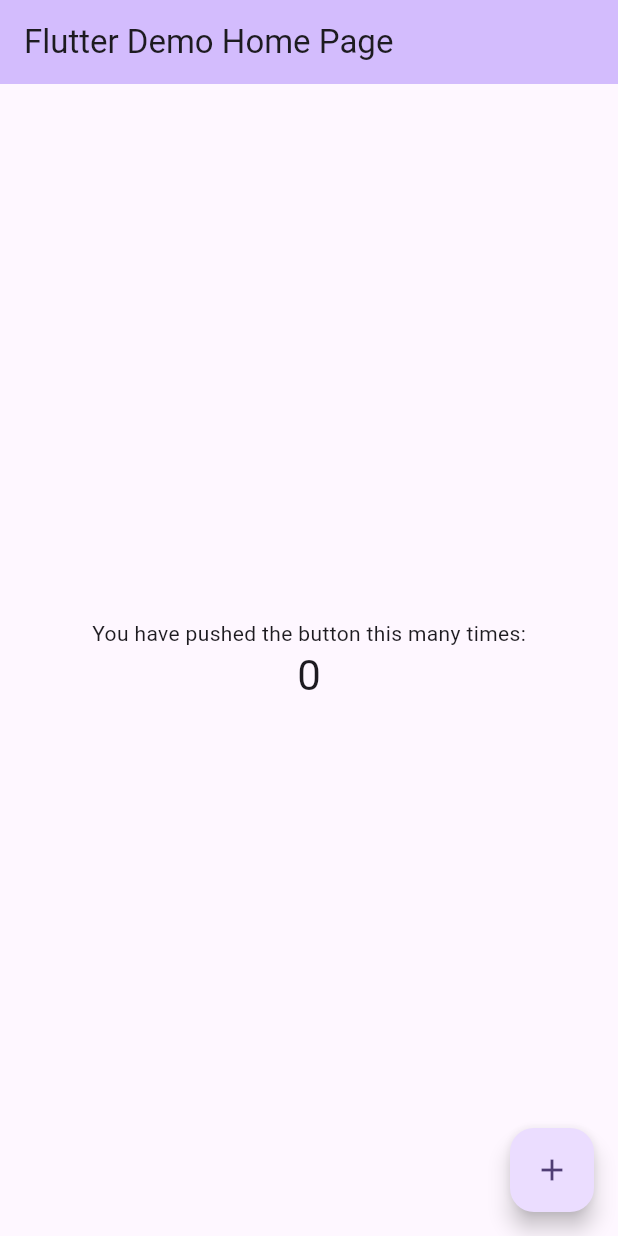
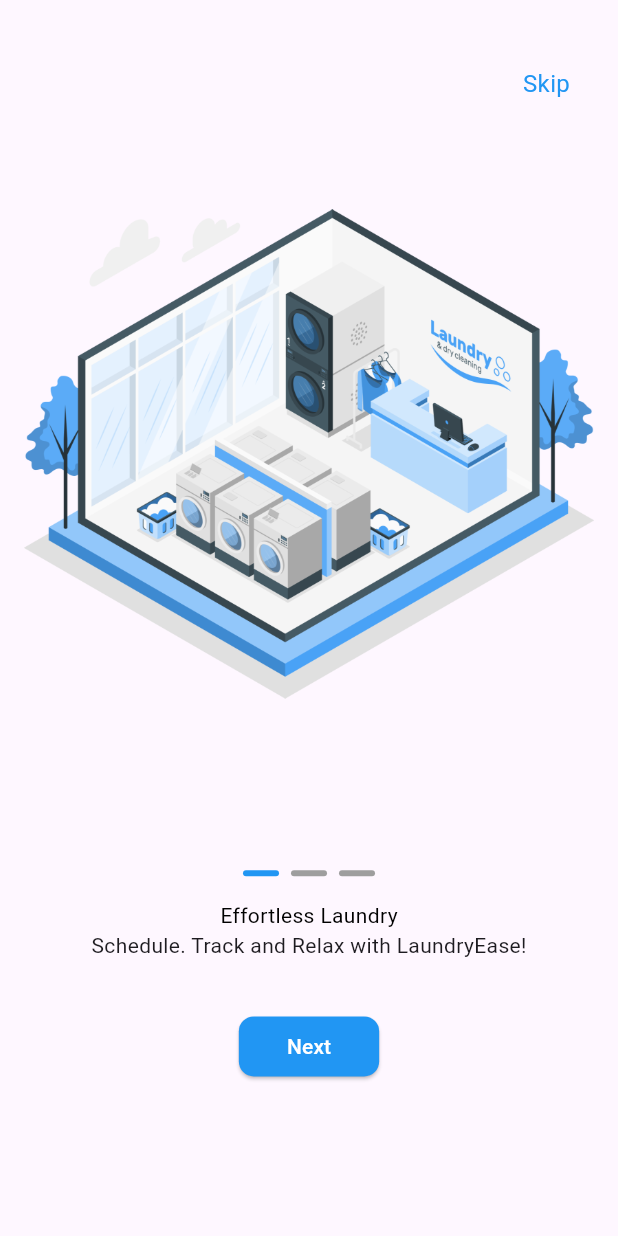
Before and after one commit to Atinuke-Manuels/LaundryEase, a Flutter app: the screen it shows after launch, on a phone screen of 412 x 824 dp. Run offline on Flutter 3.47's test engine with Material 3 defaults, Android fonts, the phone set to English and light mode, and no system bars; drawn by our look-alikes of smooth_page_indicator.

Commit message:
added onboarding screen

```diff
--- /dev/null
+++ b/lib/features/onboarddingFirstSet/onboarding.dart
@@ -0,0 +1,153 @@
+import 'package:flutter/cupertino.dart';
+import 'package:flutter/material.dart';
+import 'package:smooth_page_indicator/smooth_page_indicator.dart';
+
+import 'onboarding1.dart';
+import 'onboarding2.dart';
+import 'onboarding3.dart';
+
+class onboarding extends StatefulWidget {
+  const onboarding({super.key});
+
+  @override
+  State<onboarding> createState() => _onboardingState();
+}
+
+class _onboardingState extends State<onboarding> {
+
+  //controller ro keep track of which page we are on
+  PageController _controller = PageController();
+
+//keep track o the current page index
+  int _currentPage = 0;
+
+  @override
+  Widget build(BuildContext context) {
+    return Scaffold(
+        body: Stack(
+            children: [
+              PageView(
+                controller: _controller,
+                onPageChanged: (index) {
+                  setState(() {
+                    _currentPage = index;
+                  });
+                },
+                children: [
+                  onboarding1(),
+                  onboarding2(),
+                  onboarding3(),
+                ],
+              ),
+
+                //skip button
+
+              Positioned(
+                top: 44,
+                  right: 32,
+                  child: GestureDetector(
+                    onTap: (){},
+                    child: Text("Skip",
+                      style: TextStyle(fontSize: 16, color: Colors.blue,),
+                    ),
+                  ),
+              ),
+              //dot indicators
+              Container(
+                  alignment: Alignment(0,0.7),
+                  child: Column(
+                    mainAxisSize: MainAxisSize.min,
+                    children: [
+                      SmoothPageIndicator(
+                          controller: _controller,
+                          count: 3,
+                        effect: WormEffect(
+                          activeDotColor: Colors.blue,
+                          dotColor: Colors.grey,
+                          dotHeight: 4,
+                          dotWidth: 24,
+                          spacing: 8
+                        ),
+                      ),
+
+                      SizedBox(height:MediaQuery.of(context).size.height * 0.02),
+
+                      if (_currentPage == 0)
+                        Column(
+                          children: [
+                            Text("Effortless Laundry",
+                            style: TextStyle(color: Colors.black),
+                            ),
+                            Text("Schedule. Track and Relax with LaundryEase!"),
+                            SizedBox(height:MediaQuery.of(context).size.height * 0.04),
+                            ElevatedButton(
+                              onPressed: () {},
+                              child: Text("Next"),
+                              style: ElevatedButton.styleFrom(
+                                backgroundColor: Colors.blue,
+                                foregroundColor: Colors.white,
+                                shape: RoundedRectangleBorder(
+                                  borderRadius: BorderRadius.circular(10),
+                                ),
+                                padding: EdgeInsets.symmetric(horizontal: 32, vertical: 8),
+                              ),
+                            ),
+                          ],
+                        ),
+
+                      if (_currentPage == 1)
+                        Column(
+                          children: [
+                            Text("Convenient & Quality Care",
+                              style: TextStyle(color: Colors.black),
+                            ),
+                            Text("Professional clean laundry at your doorstep"),
+                            SizedBox(height:MediaQuery.of(context).size.height * 0.04),
+                            ElevatedButton(
+                              onPressed: () {},
+                              child: Text("Next"),
+                              style: ElevatedButton.styleFrom(
+                                backgroundColor: Colors.blue,
+                                foregroundColor: Colors.white,
+                                shape: RoundedRectangleBorder(
+                                  borderRadius: BorderRadius.circular(10),
+                                ),
+                                padding: EdgeInsets.symmetric(horizontal: 32, vertical: 8),
+                              ),
+                            ),
+                          ],
+                        ),
+
+                      if (_currentPage == 2)
+                        Column(
+                          children: [
+                            Text("Reliable laundry Professionals",
+                              style: TextStyle(color: Colors.black),
+                            ),
+                            Text("Connect with reliable laundry professionals near you"),
+                            SizedBox(height:MediaQuery.of(context).size.height * 0.04),
+                            ElevatedButton(
+                              onPressed: () {},
+                              child: Text("Next"),
+                              style: ElevatedButton.styleFrom(
+                                backgroundColor: Colors.blue,
+                                foregroundColor: Colors.white,
+                                shape: RoundedRectangleBorder(
+                                  borderRadius: BorderRadius.circular(10),
+                                ),
+                                padding: EdgeInsets.symmetric(horizontal: 32, vertical: 8),
+                              ),
+                            ),
+                          ],
+                        ),
+
+                    ],
+                  ),
+              ),
+
+            ],
+
+        )
+    );
+  }
+}
--- /dev/null
+++ b/lib/features/onboarddingFirstSet/onboarding1.dart
@@ -0,0 +1,47 @@
+import 'package:flutter/cupertino.dart';
+import 'package:flutter/material.dart';
+
+class onboarding1 extends StatefulWidget {
+  const onboarding1({super.key});
+
+  @override
+  State<onboarding1> createState() => _onboarding1State();
+}
+
+class _onboarding1State extends State<onboarding1> {
+
+  PageController _controller = PageController();
+  @override
+  Widget build(BuildContext context) {
+    return Scaffold(
+        body: SafeArea(
+          child: Container(
+            child: Padding(
+          padding: const EdgeInsets.all(16.0),
+              child: Column(
+                  //mainAxisAlignment: MainAxisAlignment.center,
+            children: [
+              // Padding(
+              //   padding: const EdgeInsets.only(top: 16.0),
+              //   child: Align(
+              //     alignment: Alignment.topRight,
+              //     child: GestureDetector(
+              //             onTap: () {},
+              //              child: Text("Skip",
+              //                   style: TextStyle(fontSize: 16, color: Colors.blue, ),
+              //              ),
+              //            ),
+              //   ),
+              // ),
+              SizedBox(height: MediaQuery.of(context).size.height * 0.15),
+              Image.asset("assets/images/screen1.png"),
+
+            ],
+
+                ),
+             )
+          ),
+        )
+    );
+  }
+}
--- /dev/null
+++ b/lib/features/onboarddingFirstSet/onboarding2.dart
@@ -0,0 +1,38 @@
+import 'package:flutter/cupertino.dart';
+import 'package:flutter/material.dart';
+
+class onboarding2 extends StatelessWidget {
+  const onboarding2({super.key});
+
+  @override
+  Widget build(BuildContext context) {
+    return Scaffold(
+        body: SafeArea(
+          child: Container(
+              child: Padding(
+                padding: const EdgeInsets.all(16.0),
+                child: Column(
+                  //mainAxisAlignment: MainAxisAlignment.center,
+                  children: [
+                    // Padding(
+                    //   padding: const EdgeInsets.only(top: 16.0),
+                    //   child: Align(
+                    //     alignment: Alignment.topRight,
+                    //     child: GestureDetector(
+                    //       onTap: () {},
+                    //       child: Text("Skip",
+                    //         style: TextStyle(fontSize: 16, color: Colors.blue, ),
+                    //       ),
+                    //     ),
+                    //   ),
+                    // ),
+                    SizedBox(height: MediaQuery.of(context).size.height * 0.01),
+                    Image.asset("assets/images/screen2.png"),
+                  ],
+                ),
+              )
+          ),
+        )
+    );
+  }
+}
--- /dev/null
+++ b/lib/features/onboarddingFirstSet/onboarding3.dart
@@ -0,0 +1,38 @@
+import 'package:flutter/cupertino.dart';
+import 'package:flutter/material.dart';
+
+class onboarding3 extends StatelessWidget {
+  const onboarding3({super.key});
+
+  @override
+  Widget build(BuildContext context) {
+    return Scaffold(
+        body: SafeArea(
+          child: Container(
+              child: Padding(
+                padding: const EdgeInsets.all(16.0),
+                child: Column(
+                  //mainAxisAlignment: MainAxisAlignment.center,
+                  children: [
+                    // Padding(
+                    //   padding: const EdgeInsets.only(top: 16.0),
+                    //   child: Align(
+                    //     alignment: Alignment.topRight,
+                    //     child: GestureDetector(
+                    //       onTap: () {},
+                    //       child: Text("Skip",
+                    //         style: TextStyle(fontSize: 16, color: Colors.blue, ),
+                    //       ),
+                    //     ),
+                    //   ),
+                    // ),
+                    SizedBox(height: MediaQuery.of(context).size.height * 0.15),
+                    Image.asset("assets/images/screen3.png"),
+                  ],
+                ),
+              )
+          ),
+        )
+    );
+  }
+}
--- a/lib/main.dart
+++ b/lib/main.dart
@@ -1,4 +1,7 @@
 import 'package:flutter/material.dart';
+
+import 'features/onboarddingFirstSet/onboarding.dart';
+import 'features/onboarddingFirstSet/onboarding1.dart';
 
 void main() {
   runApp(const MyApp());
@@ -12,114 +15,13 @@
   Widget build(BuildContext context) {
     return MaterialApp(
       title: 'Flutter Demo',
+      debugShowCheckedModeBanner: false,
       theme: ThemeData(
-        // This is the theme of your application.
-        //
-        // TRY THIS: Try running your application with "flutter run". You'll see
-        // the application has a purple toolbar. Then, without quitting the app,
-        // try changing the seedColor in the colorScheme below to Colors.green
-        // and then invoke "hot reload" (save your changes or press the "hot
-        // reload" button in a Flutter-supported IDE, or press "r" if you used
-        // the command line to start the app).
-        //
-        // Notice that the counter didn't reset back to zero; the application
-        // state is not lost during the reload. To reset the state, use hot
-        // restart instead.
-        //
-        // This works for code too, not just values: Most code changes can be
-        // tested with just a hot reload.
+        primaryColor: Colors.blue,
         colorScheme: ColorScheme.fromSeed(seedColor: Colors.deepPurple),
         useMaterial3: true,
       ),
-      home: const MyHomePage(title: 'Flutter Demo Home Page'),
+      home: const onboarding(),
     );
   }
 }
-
-class MyHomePage extends StatefulWidget {
-  const MyHomePage({super.key, required this.title});
-
-  // This widget is the home page of your application. It is stateful, meaning
-  // that it has a State object (defined below) that contains fields that affect
-  // how it looks.
-
-  // This class is the configuration for the state. It holds the values (in this
-  // case the title) provided by the parent (in this case the App widget) and
-  // used by the build method of the State. Fields in a Widget subclass are
-  // always marked "final".
-
-  final String title;
-
-  @override
-  State<MyHomePage> createState() => _MyHomePageState();
-}
-
-class _MyHomePageState extends State<MyHomePage> {
-  int _counter = 0;
-
-  void _incrementCounter() {
-    setState(() {
-      // This call to setState tells the Flutter framework that something has
-      // changed in this State, which causes it to rerun the build method below
-      // so that the display can reflect the updated values. If we changed
-      // _counter without calling setState(), then the build method would not be
-      // called again, and so nothing would appear to happen.
-      _counter++;
-    });
-  }
-
-  @override
-  Widget build(BuildContext context) {
-    // This method is rerun every time setState is called, for instance as done
-    // by the _incrementCounter method above.
-    //
-    // The Flutter framework has been optimized to make rerunning build methods
-    // fast, so that you can just rebuild anything that needs updating rather
-    // than having to individually change instances of widgets.
-    return Scaffold(
-      appBar: AppBar(
-        // TRY THIS: Try changing the color here to a specific color (to
-        // Colors.amber, perhaps?) and trigger a hot reload to see the AppBar
-        // change color while the other colors stay the same.
-        backgroundColor: Theme.of(context).colorScheme.inversePrimary,
-        // Here we take the value from the MyHomePage object that was created by
-        // the App.build method, and use it to set our appbar title.
-        title: Text(widget.title),
-      ),
-      body: Center(
-        // Center is a layout widget. It takes a single child and positions it
-        // in the middle of the parent.
-        child: Column(
-          // Column is also a layout widget. It takes a list of children and
-          // arranges them vertically. By default, it sizes itself to fit its
-          // children horizontally, and tries to be as tall as its parent.
-          //
-          // Column has various properties to control how it sizes itself and
-          // how it positions its children. Here we use mainAxisAlignment to
-          // center the children vertically; the main axis here is the vertical
-          // axis because Columns are vertical (the cross axis would be
-          // horizontal).
-          //
-          // TRY THIS: Invoke "debug painting" (choose the "Toggle Debug Paint"
-          // action in the IDE, or press "p" in the console), to see the
-          // wireframe for each widget.
-          mainAxisAlignment: MainAxisAlignment.center,
-          children: <Widget>[
-            const Text(
-              'You have pushed the button this many times:',
-            ),
-            Text(
-              '$_counter',
-              style: Theme.of(context).textTheme.headlineMedium,
-            ),
-          ],
-        ),
-      ),
-      floatingActionButton: FloatingActionButton(
-        onPressed: _incrementCounter,
-        tooltip: 'Increment',
-        child: const Icon(Icons.add),
-      ), // This trailing comma makes auto-formatting nicer for build methods.
-    );
-  }
-}
--- a/pubspec.yaml
+++ b/pubspec.yaml
@@ -35,6 +35,7 @@ dependencies:
   # The following adds the Cupertino Icons font to your application.
   # Use with the CupertinoIcons class for iOS style icons.
   cupertino_icons: ^1.0.8
+  smooth_page_indicator: ^1.0.0
 
 dev_dependencies:
   flutter_test:
@@ -59,8 +60,9 @@ flutter:
   uses-material-design: true
 
   # To add assets to your application, add an assets section, like this:
-  # assets:
-  #   - images/a_dot_burr.jpeg
+  assets:
+   - assets/
+   - assets/images/
   #   - images/a_dot_ham.jpeg
 
   # An image asset can refer to one or more resolution-specific "variants", see
```
Also changed, not shown: assets/images/screen1.png (added), assets/images/screen2.png (added), assets/images/screen3.png (added), pubspec.lock.
